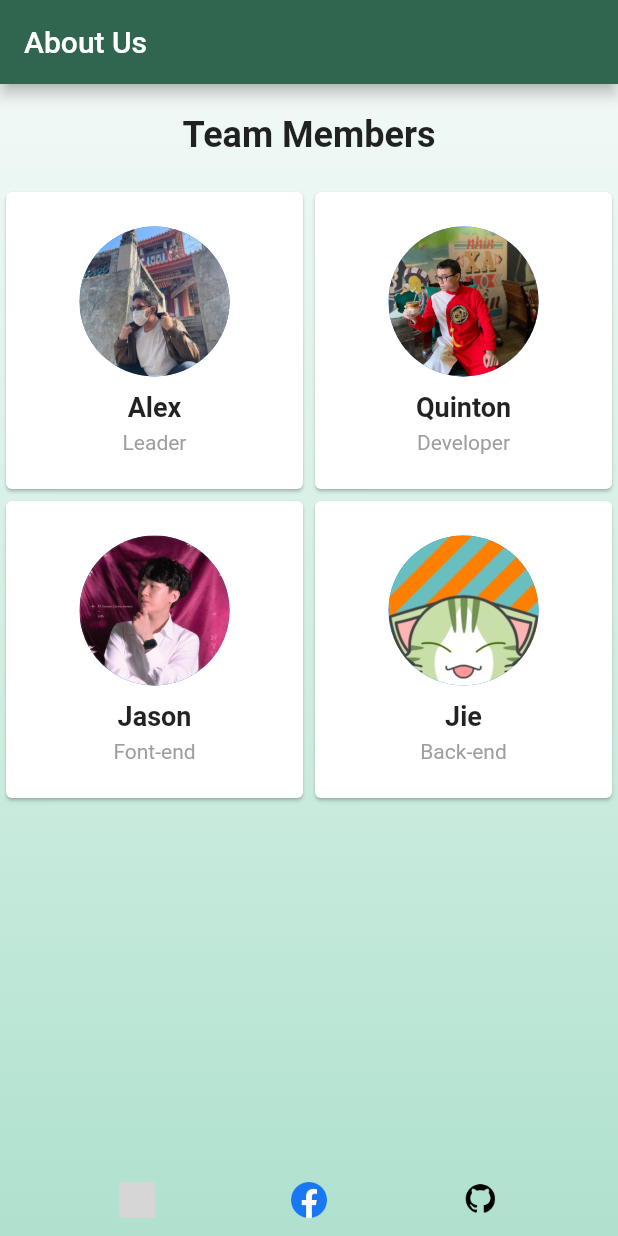
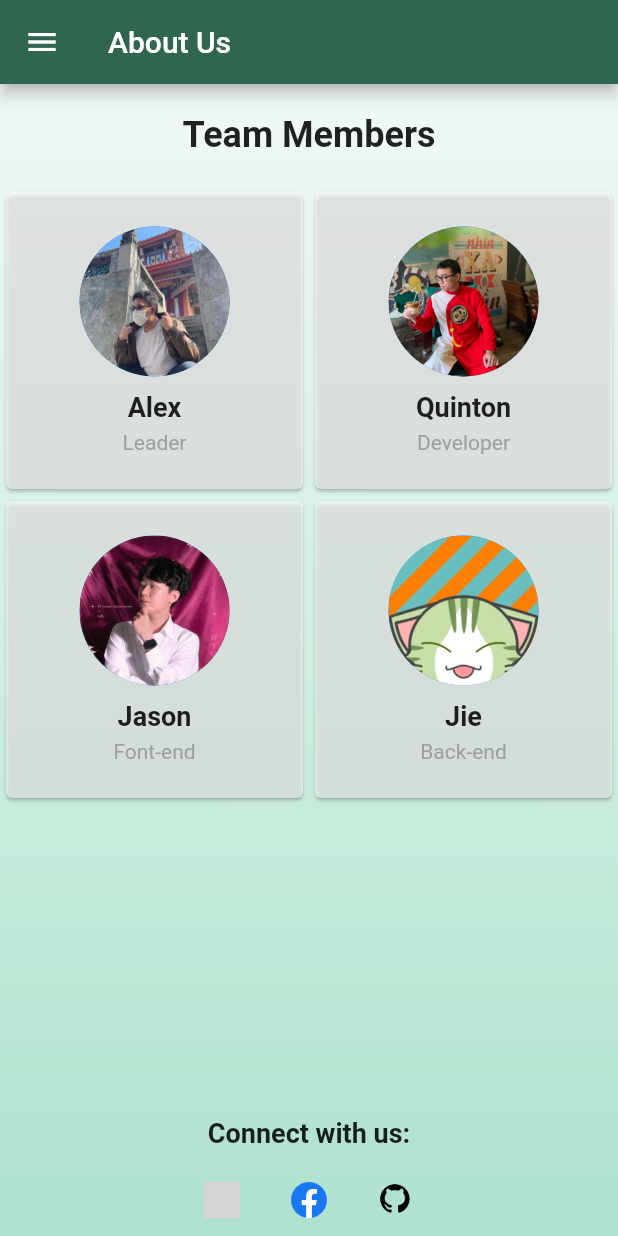
Before and after one commit to StevenX1907/TravelTrip, a Flutter app: the AboutUsScreen screen opened directly, on a phone screen of 412 x 824 dp. Run offline on Flutter 3.47's test engine with Material 2 defaults, Android fonts, the phone set to English and light mode, and no system bars; our stand-ins replace country_code_picker, firebase_auth, firebase_core; missing offline and left inert: flutter_emoji; accounts and stored records are empty; grey boxes are pictures that could not be loaded.

Commit message:
about us page

```diff
--- a/lib/screens/about_us_screen.dart
+++ b/lib/screens/about_us_screen.dart
@@ -4,6 +4,7 @@ import 'package:url_launcher/url_launcher.dart';
 import 'package:flutter/material.dart';
 
 import '../reusable_widgets/dark_mode.dart';
+import '../reusable_widgets/side_menu.dart';
 
 class AboutUsScreen extends StatefulWidget {
   const AboutUsScreen({Key? key}) : super(key: key);
@@ -18,6 +19,7 @@ class _State extends State<AboutUsScreen> {
     final darkModeProvider = Provider.of<DarkModeExample>(context);
     final isDarkMode = darkModeProvider.isDarkMode;
     return Scaffold(
+      drawer: const NavDrawer(),
       appBar: AppBar(
         title: const Text('About Us'),
         backgroundColor: isDarkMode?Colors.black:Color(0xFF306550),
@@ -60,31 +62,44 @@ class _State extends State<AboutUsScreen> {
               ),
             ),
             const SizedBox(height: 20),
+            const Text(
+              'Connect with us:',
+              style: TextStyle(
+                fontSize: 18,
+                fontWeight: FontWeight.bold,
+              ),
+            ),
+            const SizedBox(height: 10),
             Row(
-              mainAxisAlignment: MainAxisAlignment.spaceEvenly,
+              mainAxisAlignment: MainAxisAlignment.center,
               children: [
                 IconButton(
                   icon: Image.asset(
                     'assets/icons/instagram.jfif',
-                       width: 24,height: 24
+                    width: 24,
+                    height: 24,
                   ),
                   onPressed: () {
                     launchUrl('https://www.instagram.com/phamkien2011/');
                   },
                 ),
+                const SizedBox(width: 10),
                 IconButton(
                   icon: Image.asset(
                     'assets/icons/facebook.png',
-                      width: 24,height: 24
+                    width: 24,
+                    height: 24,
                   ),
                   onPressed: () {
                     launchUrl('https://www.facebook.com/phamtrungkien1120/');
                   },
                 ),
+                const SizedBox(width: 10),
                 IconButton(
                   icon: Image.asset(
                     'assets/icons/github.png',
-                      width: 24,height: 24
+                    width: 24,
+                    height: 24,
                   ),
                   onPressed: () {
                     launchUrl('https://github.com/K2ofsoul/TravelTrip');
@@ -98,7 +113,12 @@ class _State extends State<AboutUsScreen> {
     );
   }
   Widget buildMemberCard(TeamMember member) {
+    final darkModeProvider = Provider.of<DarkModeExample>(context);
+    final isDarkMode = darkModeProvider.isDarkMode;
     return Card(
+      color: isDarkMode?Colors.black: Colors.white60,
+      // shadowColor:  isDarkMode?Colors.black: Colors.grey,
+      // elevation: 0,
       child: Column(
         mainAxisAlignment: MainAxisAlignment.center,
         children: [
```
Lines whose indentation alone changed are shown as unchanged.
